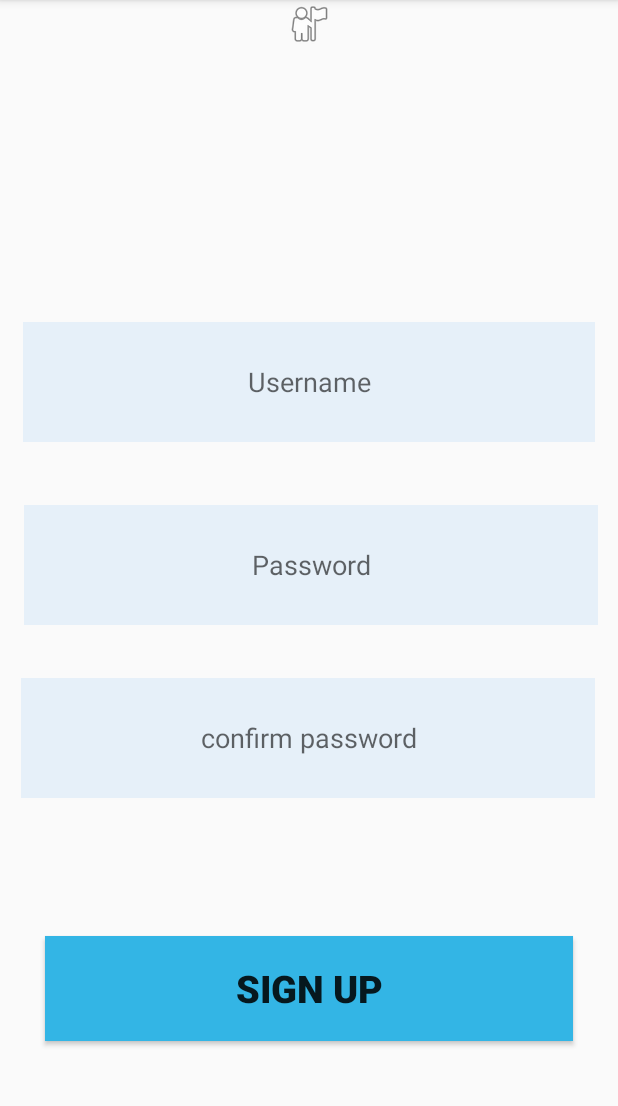
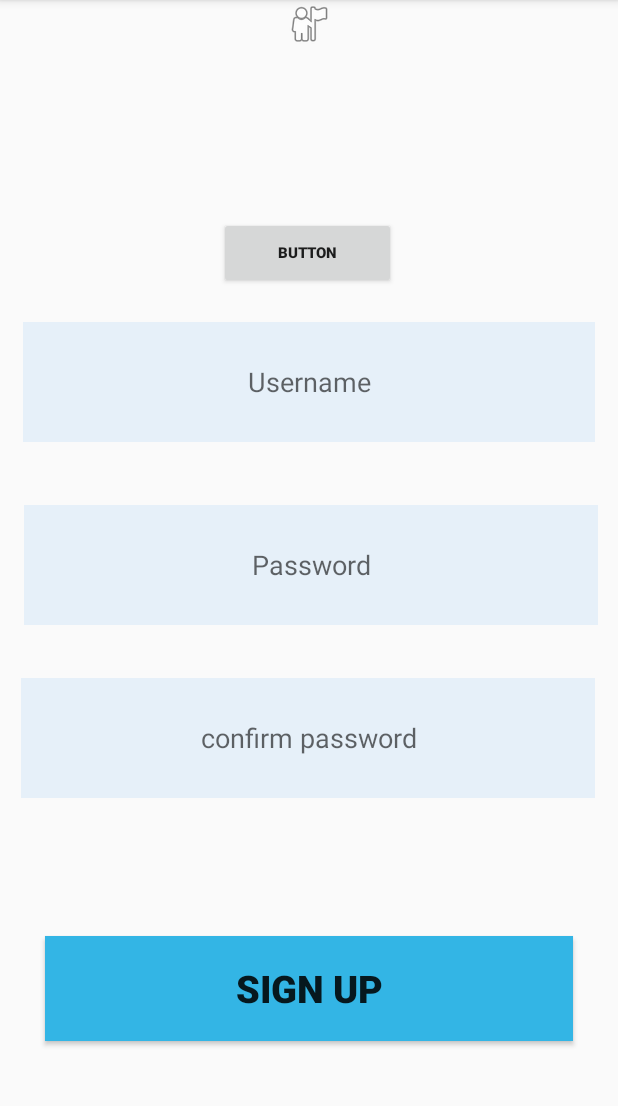
Before and after one commit to RecipedCP/Reciped, an Android app: the SignUpActivity screen opened directly, with no data from a screen before it, on a phone screen of 412 x 824 dp, the part 84-1190 px from its top. Run offline under Robolectric (Android 15) with nearby library versions, the phone set to English and light mode, and no system bars.

```diff
--- a/app/src/main/java/com/example/recipedcode/SignUpActivity.java
+++ b/app/src/main/java/com/example/recipedcode/SignUpActivity.java
@@ -23,6 +23,7 @@ public class SignUpActivity extends AppCompatActivity {
     private EditText etPassword;
     private EditText etPassword2;
     private Button btnSignup;
+    private Button btnBack;
     @Override
     protected void onCreate(Bundle savedInstanceState) {
         super.onCreate(savedInstanceState);
@@ -33,6 +34,7 @@ public class SignUpActivity extends AppCompatActivity {
         etPassword2 = findViewById(R.id.etPassword);
         ivLogo = findViewById(R.id.ivLogo);
         btnSignup = findViewById(R.id.btnSignup);
+        btnBack = findViewById(R.id.btnBack);
 
 
         btnSignup.setOnClickListener(new View.OnClickListener() {
@@ -45,10 +47,24 @@ public class SignUpActivity extends AppCompatActivity {
                 signUpUser(username, password, password2);
             }
         });
+
+        btnBack.setOnClickListener(new View.OnClickListener() {
+            @Override
+            public void onClick(View v) {
+                Log.i(TAG, "onClick back button");
+                goWelcomeActivity();
+            }
+        });
     }
 
     private void goMainActivity() {
         Intent i = new Intent(this, MainActivity.class);
+        startActivity(i);
+        finish();
+    }
+
+    private void goWelcomeActivity() {
+        Intent i = new Intent(this, WelcomeActivity.class);
         startActivity(i);
         finish();
     }
--- a/app/src/main/res/layout/activity_signup.xml
+++ b/app/src/main/res/layout/activity_signup.xml
@@ -1,11 +1,10 @@
 <?xml version="1.0" encoding="utf-8"?>
-<RelativeLayout
-    xmlns:android="http://schemas.android.com/apk/res/android"
+<RelativeLayout xmlns:android="http://schemas.android.com/apk/res/android"
     xmlns:app="http://schemas.android.com/apk/res-auto"
+    xmlns:tools="http://schemas.android.com/tools"
     android:layout_width="match_parent"
     android:layout_height="match_parent"
     android:layout_margin="0dp"
-    xmlns:tools="http://schemas.android.com/tools"
     tools:context=".SignUpActivity">
 
     <ImageView
@@ -29,7 +28,7 @@
         android:background="#86D5E9FA"
         android:ems="10"
         android:hint="Username"
-        android:textAlignment="center"/>
+        android:textAlignment="center" />
 
     <EditText
         android:id="@+id/etPassword"
@@ -77,8 +76,23 @@
         android:layout_marginBottom="74dp"
         android:layout_weight="1"
         android:background="@android:color/holo_blue_light"
+        android:text="Sign up"
         android:textSize="25sp"
-        android:textStyle="bold"
-        android:text="Sign up" />
+        android:textStyle="bold" />
+
+    <Button
+        android:id="@+id/btnBack"
+        android:layout_width="116dp"
+        android:layout_height="wrap_content"
+        android:layout_alignParentStart="true"
+        android:layout_alignParentEnd="true"
+        android:layout_alignParentBottom="true"
+        android:layout_marginStart="146dp"
+        android:layout_marginEnd="148dp"
+        android:layout_marginBottom="575dp"
+        android:layout_weight="1"
+        android:text="Button"
+        android:textSize="10sp"
+        android:textStyle="bold" />
 
 </RelativeLayout>
--- a/app/src/main/res/layout/activity_welcome.xml
+++ b/app/src/main/res/layout/activity_welcome.xml
@@ -1,11 +1,12 @@
 <?xml version="1.0" encoding="utf-8"?>
-<RelativeLayout xmlns:android="http://schemas.android.com/apk/res/android"
+<RelativeLayout
+    xmlns:android="http://schemas.android.com/apk/res/android"
     xmlns:app="http://schemas.android.com/apk/res-auto"
     xmlns:tools="http://schemas.android.com/tools"
     android:layout_width="match_parent"
     android:layout_height="match_parent"
     android:layout_margin="0dp"
-    android:background="@android:color/holo_blue_light"
+    android:background="@drawable/background"
     tools:context=".WelcomeActivity">
 
     <ImageView
```
Also changed, not shown: app/src/main/java/com/example/recipedcode/LoginActivity.java (+16 -0 lines), app/src/main/res/layout/activity_login.xml (+15 -0 lines), app/src/main/res/drawable/background.jpg (added).
